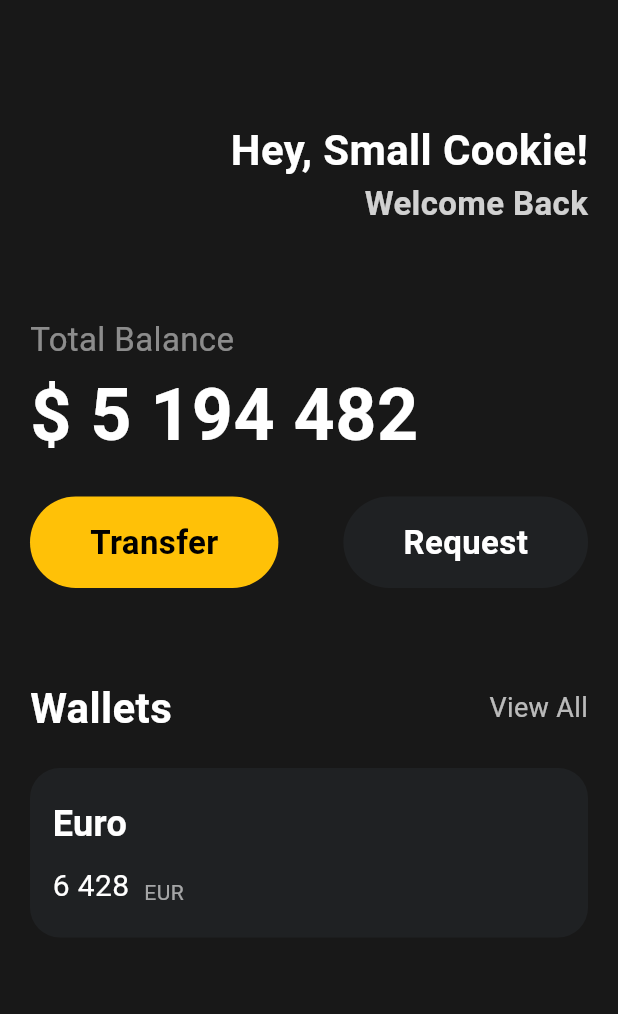
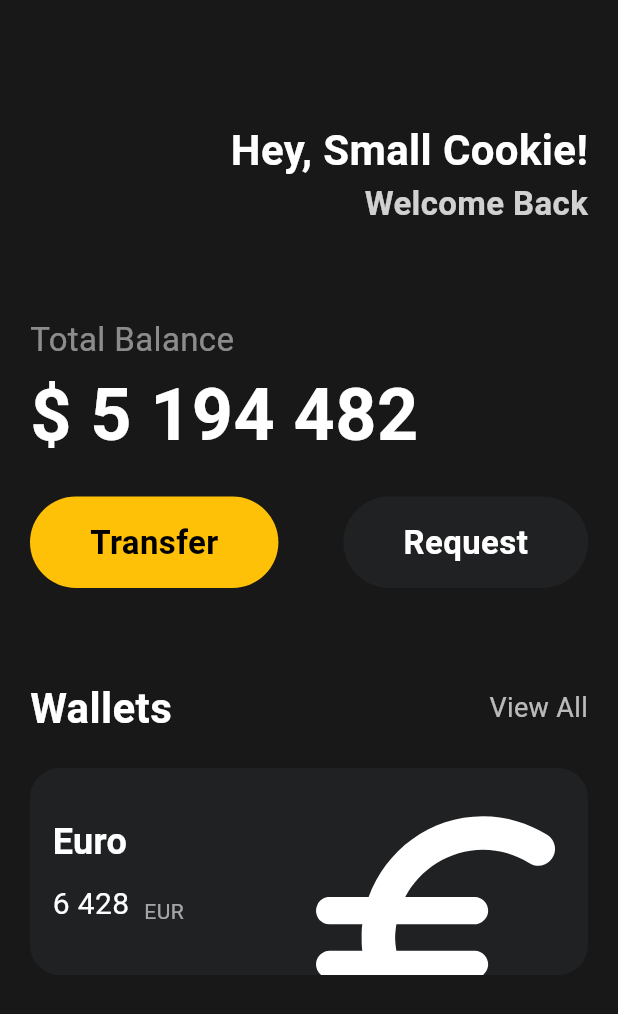
Before and after one commit to GangOn0215/study, a Flutter app: the screen it shows after launch, on a phone screen of 412 x 824 dp. Shown: the top 1014 px of the screen. Run offline on Flutter 3.47's test engine with Material 3 defaults, Android fonts, the phone set to English and light mode, and no system bars.

Commit message:
[ flutter ] 카드 완성
[ flutter ] 카드 완성, Transform scale & translate offset 활용, overflow clop 처리 활용

```diff
--- a/mobile/flutter/normard/a03_ui_challenge/lib/main.dart
+++ b/mobile/flutter/normard/a03_ui_challenge/lib/main.dart
@@ -113,6 +113,7 @@ class MainApp extends StatelessWidget {
               ),
               SizedBox(height: 20),
               Container(
+                clipBehavior: Clip.hardEdge,
                 decoration: BoxDecoration(
                   color: const Color(0xFF1F2123),
                   borderRadius: BorderRadius.circular(20),
@@ -120,6 +121,7 @@ class MainApp extends StatelessWidget {
                 padding: EdgeInsets.symmetric(vertical: 20, horizontal: 15),
 
                 child: Row(
+                  mainAxisAlignment: MainAxisAlignment.spaceBetween,
                   children: [
                     Column(
                       crossAxisAlignment: CrossAxisAlignment.start,
@@ -155,6 +157,18 @@ class MainApp extends StatelessWidget {
                         ),
                       ],
                     ),
+
+                    Transform.scale(
+                      scale: 2.2,
+                      child: Transform.translate(
+                        offset: Offset(-15, 20),
+                        child: Icon(
+                          Icons.euro_rounded,
+                          color: Colors.white,
+                          size: 98,
+                        ),
+                      ),
+                    ),
                   ],
                 ),
               ),
```
